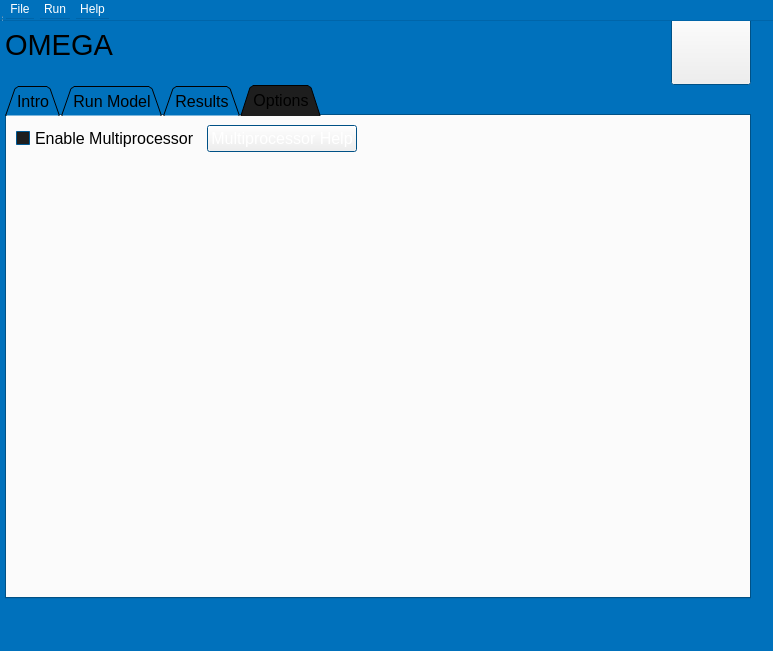
The window that omega_gui/elements/omega_gui_qt.ui (johnathanvic/EPA_OMEGA_Model) describes before a commit, drawn with Qt 5.
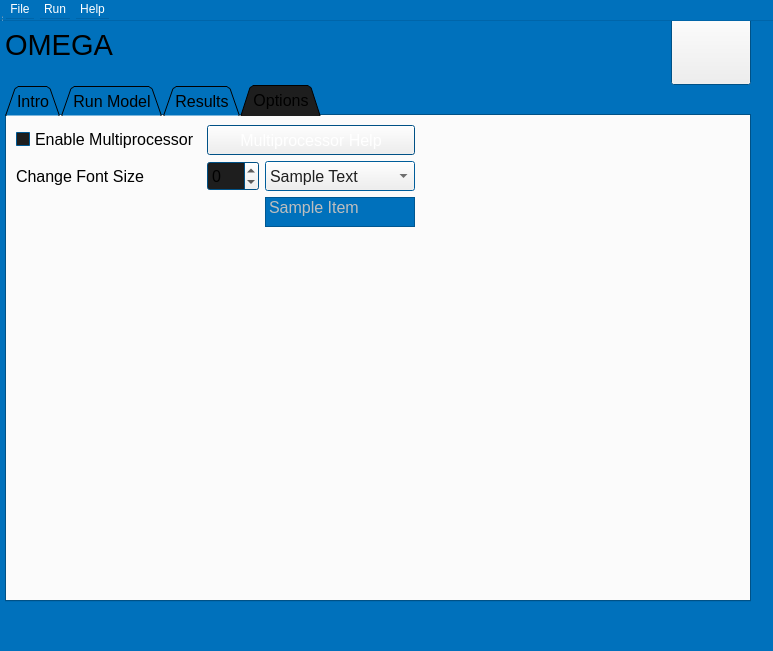
The same window after the commit. The open tabs and pages were chosen to show the change. Custom widgets are drawn as their Qt base class.

Commit message: mods and options to allow changing list/dropdown text sizes...

The edit to the form file:
```diff
--- a/omega_gui/elements/omega_gui_qt.ui
+++ b/omega_gui/elements/omega_gui_qt.ui
@@ -128,7 +128,7 @@
      <x>0</x>
      <y>0</y>
      <width>756</width>
-     <height>604</height>
+     <height>607</height>
     </rect>
    </property>
    <layout class="QVBoxLayout" name="verticalLayout_3">
@@ -1151,7 +1151,79 @@
           </property>
          </widget>
         </item>
-        <item row="0" column="2">
+        <item row="3" column="0">
+         <spacer name="verticalSpacer">
+          <property name="orientation">
+           <enum>Qt::Vertical</enum>
+          </property>
+          <property name="sizeHint" stdset="0">
+           <size>
+            <width>20</width>
+            <height>40</height>
+           </size>
+          </property>
+         </spacer>
+        </item>
+        <item row="1" column="0">
+         <widget class="QLabel" name="fontsize_label">
+          <property name="text">
+           <string>Change Font Size</string>
+          </property>
+         </widget>
+        </item>
+        <item row="1" column="2">
+         <widget class="QComboBox" name="sample_comboBox">
+          <property name="enabled">
+           <bool>false</bool>
+          </property>
+          <property name="sizePolicy">
+           <sizepolicy hsizetype="Fixed" vsizetype="Fixed">
+            <horstretch>0</horstretch>
+            <verstretch>0</verstretch>
+           </sizepolicy>
+          </property>
+          <property name="minimumSize">
+           <size>
+            <width>150</width>
+            <height>30</height>
+           </size>
+          </property>
+          <property name="maximumSize">
+           <size>
+            <width>150</width>
+            <height>30</height>
+           </size>
+          </property>
+          <property name="baseSize">
+           <size>
+            <width>150</width>
+            <height>30</height>
+           </size>
+          </property>
+          <item>
+           <property name="text">
+            <string>Sample Text</string>
+           </property>
+          </item>
+         </widget>
+        </item>
+        <item row="1" column="1">
+         <widget class="QSpinBox" name="font_spinner">
+          <property name="minimumSize">
+           <size>
+            <width>10</width>
+            <height>30</height>
+           </size>
+          </property>
+          <property name="minimum">
+           <number>-50</number>
+          </property>
+          <property name="maximum">
+           <number>50</number>
+          </property>
+         </widget>
+        </item>
+        <item row="1" column="3">
          <spacer name="horizontalSpacer_2">
           <property name="orientation">
            <enum>Qt::Horizontal</enum>
@@ -1164,8 +1236,63 @@
           </property>
          </spacer>
         </item>
-        <item row="0" column="1">
+        <item row="2" column="2">
+         <widget class="QListWidget" name="sample_listWidget">
+          <property name="enabled">
+           <bool>false</bool>
+          </property>
+          <property name="sizePolicy">
+           <sizepolicy hsizetype="Fixed" vsizetype="Fixed">
+            <horstretch>0</horstretch>
+            <verstretch>0</verstretch>
+           </sizepolicy>
+          </property>
+          <property name="minimumSize">
+           <size>
+            <width>150</width>
+            <height>0</height>
+           </size>
+          </property>
+          <property name="maximumSize">
+           <size>
+            <width>150</width>
+            <height>30</height>
+           </size>
+          </property>
+          <property name="baseSize">
+           <size>
+            <width>150</width>
+            <height>30</height>
+           </size>
+          </property>
+          <item>
+           <property name="text">
+            <string>Sample Item</string>
+           </property>
+          </item>
+         </widget>
+        </item>
+        <item row="2" column="3">
+         <spacer name="horizontalSpacer_3">
+          <property name="orientation">
+           <enum>Qt::Horizontal</enum>
+          </property>
+          <property name="sizeHint" stdset="0">
+           <size>
+            <width>40</width>
+            <height>20</height>
+           </size>
+          </property>
+         </spacer>
+        </item>
+        <item row="0" column="1" colspan="2">
          <widget class="QPushButton" name="multiprocessor_help_button">
+          <property name="minimumSize">
+           <size>
+            <width>0</width>
+            <height>30</height>
+           </size>
+          </property>
           <property name="font">
            <font>
             <family>Arial</family>
@@ -1185,19 +1312,6 @@
           </property>
          </widget>
         </item>
-        <item row="1" column="1">
-         <spacer name="verticalSpacer">
-          <property name="orientation">
-           <enum>Qt::Vertical</enum>
-          </property>
-          <property name="sizeHint" stdset="0">
-           <size>
-            <width>20</width>
-            <height>40</height>
-           </size>
-          </property>
-         </spacer>
-        </item>
        </layout>
       </widget>
      </widget>
```
Left out of the diff: 25 changed lines with no effect on the pictures. The commit also changes 2 other files.
